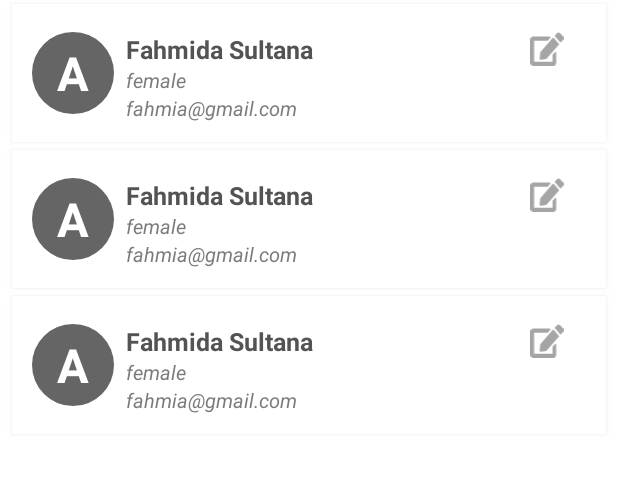
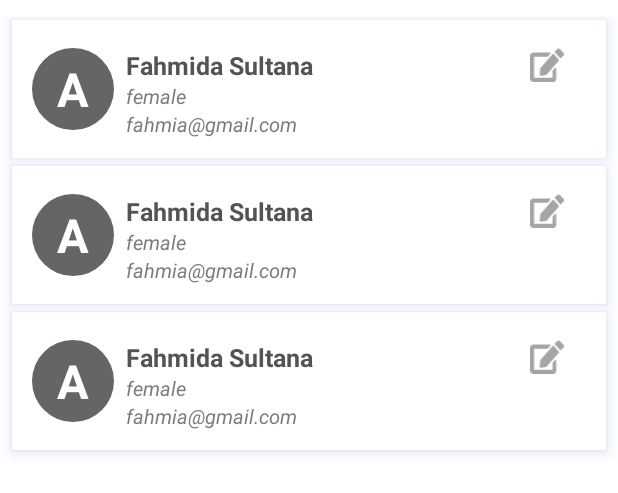
Before and after one commit to Jumaer/ServiceProvider, an Android app: the layout fragment_active_provider.xml on its own in the app's theme, with its tools: preview values and no code run, on a phone screen of 412 x 824 dp. Shown: the top 493 px of the screen. Run offline under Robolectric (Android 15) with nearby library versions, the phone set to English and light mode, and no system bars; network calls fail.

Commit message:
Last commit --- first page ui issue

```diff
--- a/app/src/main/res/layout/fragment_active_provider.xml
+++ b/app/src/main/res/layout/fragment_active_provider.xml
@@ -13,6 +13,7 @@
         android:layout_width="0dp"
         android:layout_height="0dp"
         android:clipToPadding="false"
+        android:layout_marginTop="@dimen/_8sdp"
         android:orientation="vertical"
         android:overScrollMode="never"
         android:paddingStart="@dimen/_4sdp"
--- a/app/src/main/res/layout/fragment_in_active_provider.xml
+++ b/app/src/main/res/layout/fragment_in_active_provider.xml
@@ -10,6 +10,7 @@
         android:id="@+id/rv_choose"
         android:layout_width="0dp"
         android:layout_height="0dp"
+        android:layout_marginTop="@dimen/_8sdp"
         android:clipToPadding="false"
         android:orientation="vertical"
         android:overScrollMode="never"
--- a/app/src/main/res/layout/layout_provider_list_item.xml
+++ b/app/src/main/res/layout/layout_provider_list_item.xml
@@ -6,9 +6,9 @@
     app:cardCornerRadius="0dp"
     android:layout_margin="@dimen/_2sdp"
     android:id="@+id/layout_root"
-    android:outlineSpotShadowColor="@color/opp_10_black"
+    android:outlineSpotShadowColor="#BF163BDE"
     app:cardBackgroundColor="@color/white"
-    app:cardElevation="@dimen/_3sdp"
+    app:cardElevation="@dimen/_4sdp"
     android:layout_height="wrap_content"
     tools:targetApi="p">
 
```
Also changed, not shown: app/src/main/java/com/friendship/bhaibhaiclinic/adapter/ProviderItemAdapter.kt (+4 -9 lines).
